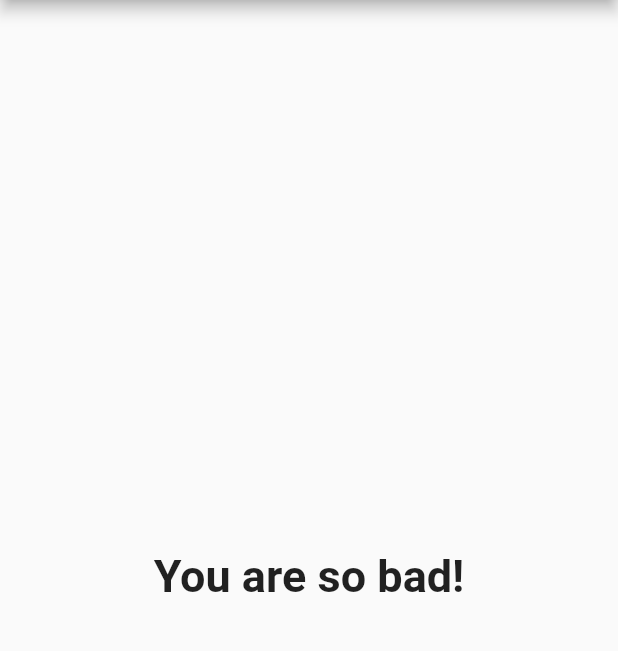
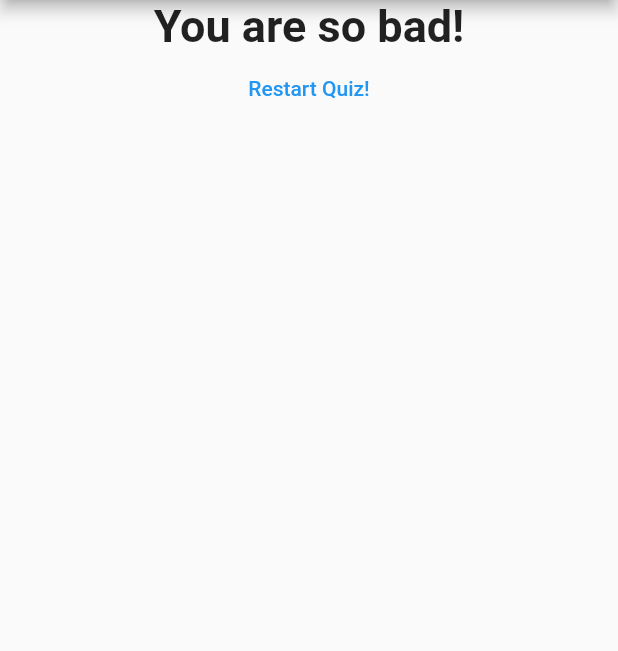
Before and after one commit to Samitti/Fluter-Exe-Udemy, a Flutter app: the screen it shows after launch, after a tap on "Black", after a tap on "Elephant", after a tap on "Sam", on a phone screen of 412 x 824 dp, the part 84-735 px from its top. Run offline on Flutter 3.47's test engine with Material 2 defaults, Android fonts, the phone set to English and light mode, and no system bars.

Commit message:
add restart option

```diff
--- a/lib/main.dart
+++ b/lib/main.dart
@@ -58,6 +58,13 @@ class MyAppState extends State<MyApp> {
     });
   }
 
+  void _restartGame() {
+    setState(() {
+      _questionIndex = 0;
+      _totalScore = 0;
+    });
+  }
+
   @override
   Widget build(BuildContext context) {
     return MaterialApp(
@@ -71,7 +78,7 @@ class MyAppState extends State<MyApp> {
                 questionIndex: _questionIndex,
                 questions: _questions,
               )
-            : Result(_totalScore),
+            : Result(_totalScore, _restartGame),
       ),
     );
   }
--- a/lib/result.dart
+++ b/lib/result.dart
@@ -2,7 +2,8 @@ import 'package:flutter/material.dart';
 
 class Result extends StatelessWidget {
   final int resultScore;
-  Result(this.resultScore);
+  final Function restartGame;
+  Result(this.resultScore, this.restartGame);
 
   String get resultPhrase {
     String resultText;
@@ -17,10 +18,25 @@ class Result extends StatelessWidget {
     }
     return resultText;
   }
+
   @override
   Widget build(BuildContext context) {
     return Center(
-      child: Text(resultPhrase, textAlign: TextAlign.center, style: TextStyle(fontSize: 30, fontWeight: FontWeight.bold),),
+      child: Column(
+        children: [
+          Text(
+            resultPhrase,
+            textAlign: TextAlign.center,
+            style: TextStyle(fontSize: 30, fontWeight: FontWeight.bold),
+          ),
+          FlatButton(
+              onPressed: restartGame,
+              textColor: Colors.blue,
+              child: Text(
+                'Restart Quiz!',
+              ))
+        ],
+      ),
     );
   }
 }
```
